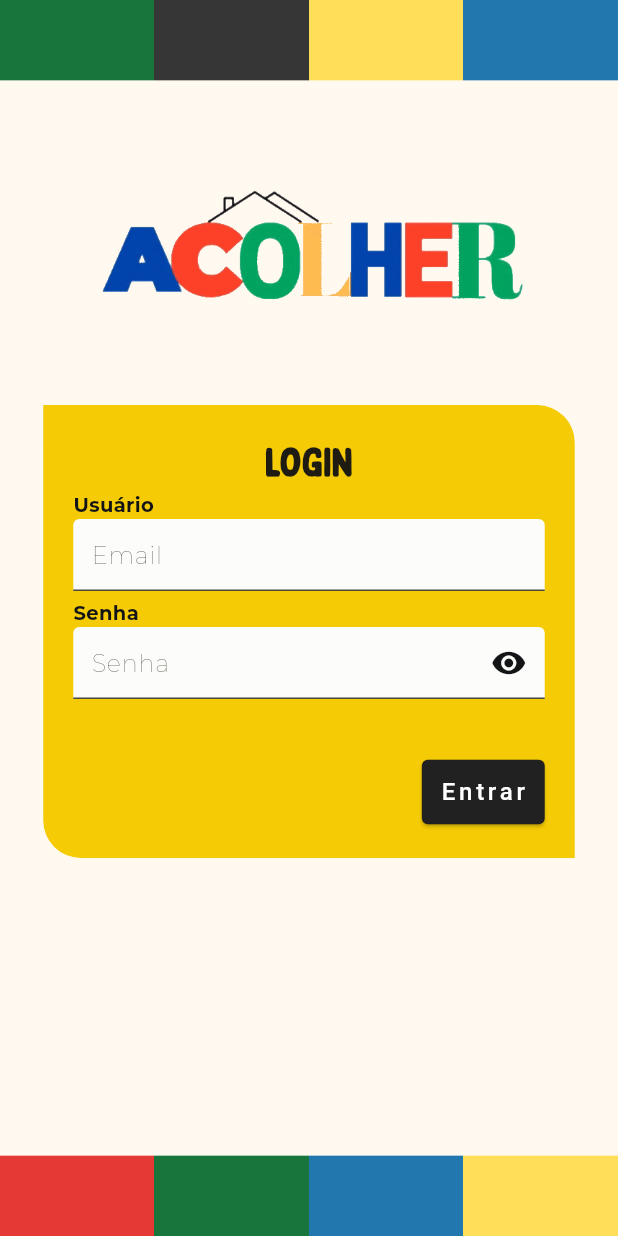
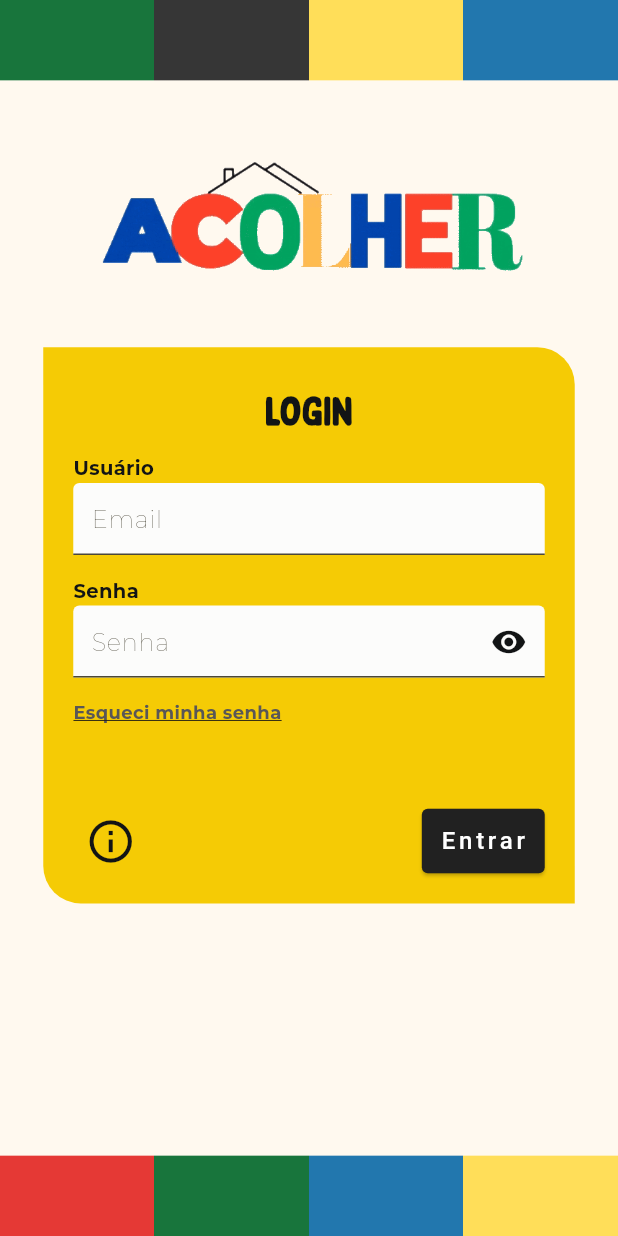
Before and after one commit to Sistema-Acolher/acolherConsultas, a Flutter app: the screen it shows after launch, on a phone screen of 412 x 824 dp. Run offline on Flutter 3.47's test engine with Material 3 defaults, Android fonts, the light colour scheme and no system bars; drawn by our look-alikes of auto_size_text; our stand-ins replace another_flutter_splash_screen, awesome_snackbar_content, cloud_firestore, dropdown_button2, firebase_auth, firebase_core and 5 more; missing offline and left inert: mask; accounts and stored records are empty; project files that could hold a hidden picture were left out.

Commit message:
[feat#7]: Recuperação de senha & mudança nos Loadings [feat#OFF]: Adição de pacote de Snackbar pronta para avisos

```diff
--- a/lib/modules/usuarios/views/usuarioLogin.dart
+++ b/lib/modules/usuarios/views/usuarioLogin.dart
@@ -1,10 +1,13 @@
 import 'package:acolherconsultas/modules/usuarios/controllers/usuarioController.dart';
 import 'package:acolherconsultas/modules/usuarios/states/usuarioLoginState.dart';
+import 'package:acolherconsultas/modules/usuarios/views/usuarioRecuperaSenha.dart';
 import 'package:acolherconsultas/shared/colors.dart';
 import 'package:acolherconsultas/shared/components/buttons/loginButton.dart';
 import 'package:acolherconsultas/shared/components/inputs/inputTexto.dart';
 import 'package:firebase_auth/firebase_auth.dart';
+import 'package:flutter/cupertino.dart';
 import 'package:flutter/material.dart';
+import 'package:flutter/widgets.dart';
 import 'package:mask/mask/mask.dart';
 import 'package:provider/provider.dart';
 
@@ -15,9 +18,11 @@ class UsuarioLoginScreen extends StatefulWidget {
   State<UsuarioLoginScreen> createState() => _UsuarioLoginScreenState();
 }
 
-class _UsuarioLoginScreenState extends State<UsuarioLoginScreen> {
+class _UsuarioLoginScreenState extends State<UsuarioLoginScreen> with TickerProviderStateMixin {
   final _formKey = GlobalKey<FormState>();
   final _usuarioLoginController = UsuarioLoginState();
+  AnimationController? _animacaoController;
+  Animation<double>? _animacao;
 
   // Cores do "gradiente" de cima
   final listaCoresCima = [
@@ -46,6 +51,29 @@ class _UsuarioLoginScreenState extends State<UsuarioLoginScreen> {
   String erroFirebase = "";
 
   @override
+  void dispose() {
+    super.dispose();
+    if(_animacaoController != null) {
+      _animacaoController!.dispose();
+    }
+  }
+
+  animacao(){
+    if(_animacaoController != null) {
+      _animacaoController!.reset();
+    }
+    _animacaoController = AnimationController(
+      duration: const Duration(milliseconds: 1000),
+      vsync: this,
+    );
+    _animacao = Tween(
+      begin: 0.0,
+      end: 1.0
+    ).animate(_animacaoController!);
+      _animacaoController!.forward();
+  }
+
+  @override
   Widget build(BuildContext context) {
     Size size = MediaQuery.of(context).size;
     double paddingtop = MediaQuery.of(context).padding.top;
@@ -55,7 +83,9 @@ class _UsuarioLoginScreenState extends State<UsuarioLoginScreen> {
         mainAxisAlignment: MainAxisAlignment.spaceBetween,
         crossAxisAlignment: CrossAxisAlignment.center,
         children: [
-          Container(
+          Hero(
+            tag: "gradienteCima",
+            child: Container(
               height: paddingtop + (size.height * 0.065),
               width: size.width,
               decoration: BoxDecoration(
@@ -67,6 +97,7 @@ class _UsuarioLoginScreenState extends State<UsuarioLoginScreen> {
                 ),
               ),
             ),
+          ),
           Container(
             margin: EdgeInsets.symmetric(horizontal: size.width * 0.15),
             child: const Hero(
@@ -74,7 +105,14 @@ class _UsuarioLoginScreenState extends State<UsuarioLoginScreen> {
               child: Image(image: AssetImage('src/images/logo.gif'))
             )
           ),
-          Container(
+          Stack(
+            children: [
+              Hero(
+                tag: "containerLogin",
+                child: Material(
+                  color: Colors.transparent,
+                  child: Container(
+                    height: size.height * 0.45,
                     padding: const EdgeInsets.all(20),
                     margin: EdgeInsets.symmetric(horizontal: size.width * 0.07),
                     decoration: const BoxDecoration(
@@ -84,21 +122,37 @@ class _UsuarioLoginScreenState extends State<UsuarioLoginScreen> {
                         topRight: Radius.circular(25)
                       )
                     ),
+                  ),
+                ),
+              ),
+              Container(
+                height: size.height * 0.46,
+                padding: const EdgeInsets.all(20),
+                margin: EdgeInsets.symmetric(horizontal: size.width * 0.07),
+                child: Material(
+                  color: Colors.transparent,
                   child: Form(
                     autovalidateMode: AutovalidateMode.disabled,
                     key: _formKey,
                     child: Column(
-                mainAxisAlignment: MainAxisAlignment.center,
+                      mainAxisAlignment: MainAxisAlignment.spaceAround,
                       children: [
-                  const Text(
+                        const Hero(
+                          tag: "tituloLogin",
+                          child: Text(
                             "LOGIN",
                             style: TextStyle(
                               fontFamily: "BobbyJonesSoft",
                               fontSize: 26,
-                      fontWeight: FontWeight.bold
+                              fontWeight: FontWeight.bold,
+                              color: preto,
+                              decoration: TextDecoration.none
                             )
                           ),
-                  InputTextoAcolher(
+                        ),
+                        FadeTransition(
+                          opacity: _animacao ?? const AlwaysStoppedAnimation(1),
+                          child: InputTextoAcolher(
                             label: "Usuário",
                             placeHolder: "Email",
                             controller: _usuarioLoginController.email,
@@ -109,13 +163,55 @@ class _UsuarioLoginScreenState extends State<UsuarioLoginScreen> {
                             keyboardType: TextInputType.emailAddress,
                             emptyMessage: "Informe o email",
                           ),
-                  InputTextoAcolher(
+                        ),
+                        Hero(
+                          tag: "inputLogin",
+                          child: Material(
+                            color: Colors.transparent,
+                            child: InputTextoAcolher(
                               label: "Senha",
                               placeHolder: "Senha",
                               controller: _usuarioLoginController.senha,
                               keyboardType: TextInputType.visiblePassword,
                               obscureText: true,
                               emptyMessage: "Informe a senha",
+                            ),
+                          ),
+                        ),
+                        FadeTransition(
+                          opacity: _animacao ?? const AlwaysStoppedAnimation(1),
+                          child: Align(
+                            alignment: Alignment.centerLeft,
+                            child: GestureDetector(
+                              onTap: () {
+                                Navigator.push(
+                                  context,
+                                  MaterialPageRoute(builder: (context) => const UsuarioRecuperaSenhaScreen())
+                                ).then((value) {
+                                  if(value != null && value){
+                                    setState(() {
+                                      animacao();
+                                    });
+                                  }
+                                });
+                                _usuarioLoginController.limparCampos();
+                                erroFirebase = "";
+                                mostrarErroFirebase = false;
+                              },
+                              child: const Hero(
+                                tag: "esqueciSenha",
+                                child: Text(
+                                  "Esqueci minha senha",
+                                  style: TextStyle(
+                                    color: cinza,
+                                    fontSize: 12,
+                                    fontWeight: FontWeight.bold,
+                                    decoration: TextDecoration.underline
+                                  ),
+                                ),
+                              ),
+                            ),
+                          ),
                         ),
                         if (mostrarErroFirebase && erroFirebase != "")
                               Padding(
@@ -133,8 +229,21 @@ class _UsuarioLoginScreenState extends State<UsuarioLoginScreen> {
                               ),
                         if (!mostrarErroFirebase && erroFirebase == "")
                           SizedBox(height: size.height * 0.04),
-                  Align(
-                    alignment: Alignment.bottomRight,
+                        Row(
+                          mainAxisAlignment: MainAxisAlignment.spaceBetween,
+                          children: [
+                            Hero(
+                              tag: "botaoInfoLogin",
+                              child: IconButton(
+                                iconSize: 34,
+                                onPressed: () {
+
+                                },
+                                icon: const Icon(Icons.info_outlined, color: preto,)
+                              ),
+                            ),
+                            Hero(
+                              tag: "botaoEnviarLogin",
                               child: LoginButton(
                                 text: "Entrar",
                                 onPressed: () {
@@ -147,12 +256,19 @@ class _UsuarioLoginScreenState extends State<UsuarioLoginScreen> {
                             ),
                           ],
                         ),
+                      ],
+                    ),
+                  ),
+                ),
               )
+            ],
           ),
           SizedBox(
             height: size.height * 0.075,
           ),
-          Container(
+          Hero(
+            tag: "gradienteBaixo",
+            child: Container(
               height: size.height * 0.065,
               width: size.width,
               decoration: BoxDecoration(
@@ -164,6 +280,7 @@ class _UsuarioLoginScreenState extends State<UsuarioLoginScreen> {
                 ),
               ),
             ),
+          ),
         ],
       ),
     );
@@ -172,6 +289,8 @@ class _UsuarioLoginScreenState extends State<UsuarioLoginScreen> {
   // Função que faz a requisição no firebase para realizar o login
   // Loga com sucesso ou mostra mensagem de erro
   login() async{
+    context.read<UsuarioController>().showLoading(context);
+
     try {
         await context.read<UsuarioController>().login(
           _usuarioLoginController.email.text.trim().toLowerCase(),
@@ -190,12 +309,14 @@ class _UsuarioLoginScreenState extends State<UsuarioLoginScreen> {
           mostrarErroFirebase = true;
         });
       } else {
-          print(e.code);
         setState(() {
           erroFirebase = "Erro: ${e.code}";
           mostrarErroFirebase = true;
         });
       }
     }
+    if(mounted) {
+      Navigator.pop(context);
     }
   }
+}
--- a/pubspec.yaml
+++ b/pubspec.yaml
@@ -33,7 +33,6 @@ dependencies:
   flutter_localizations:
     sdk: flutter
   dropdown_button2: ^2.3.8
-  flutter_svg: ^0.22.0
   persistent_bottom_nav_bar_v2: ^5.2.3
   material_symbols_icons: ^4.2741.0
   table_calendar: ^3.0.9
@@ -50,6 +49,7 @@ dependencies:
   another_flutter_splash_screen: ^1.2.0
   firebase_auth: ^4.19.5
   fl_chart: ^0.68.0
+  awesome_snackbar_content: ^0.1.3
 
 dev_dependencies:
   flutter_test:
```
Also changed, not shown: lib/modules/sistema/views/loadingLogo.dart (+10 -4 lines), lib/modules/usuarios/controllers/usuarioController.dart (+121 -3 lines), lib/modules/usuarios/views/usuarioRecuperaSenha.dart (added, +260 -0 lines), pubspec.lock. Lines whose indentation alone changed are shown as unchanged.
